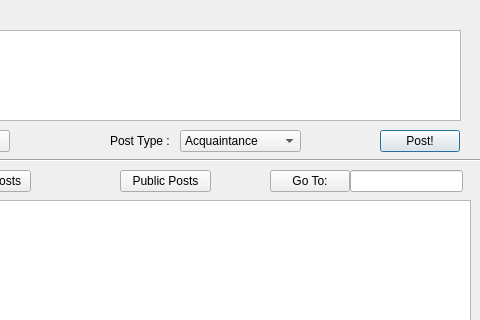
Qt form clientinterface.ui (mironalex/Virtualsoc_Client) before a commit; both pictures show x 400 to 880 and y 0 to 320 of the 1201 by 678 pixel window.
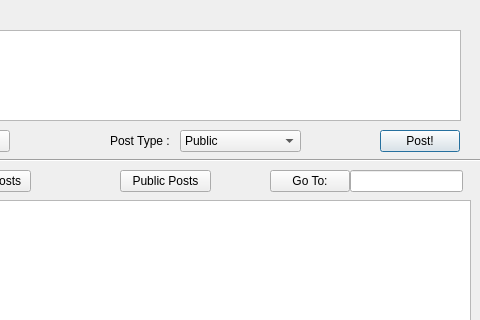
The same form after that commit.

```diff
--- a/clientinterface.ui
+++ b/clientinterface.ui
@@ -155,6 +155,11 @@
      <height>22</height>
     </rect>
    </property>
+   <item>
+    <property name="text">
+     <string>Public</string>
+    </property>
+   </item>
    <item>
     <property name="text">
      <string>Acquaintance</string>
```
